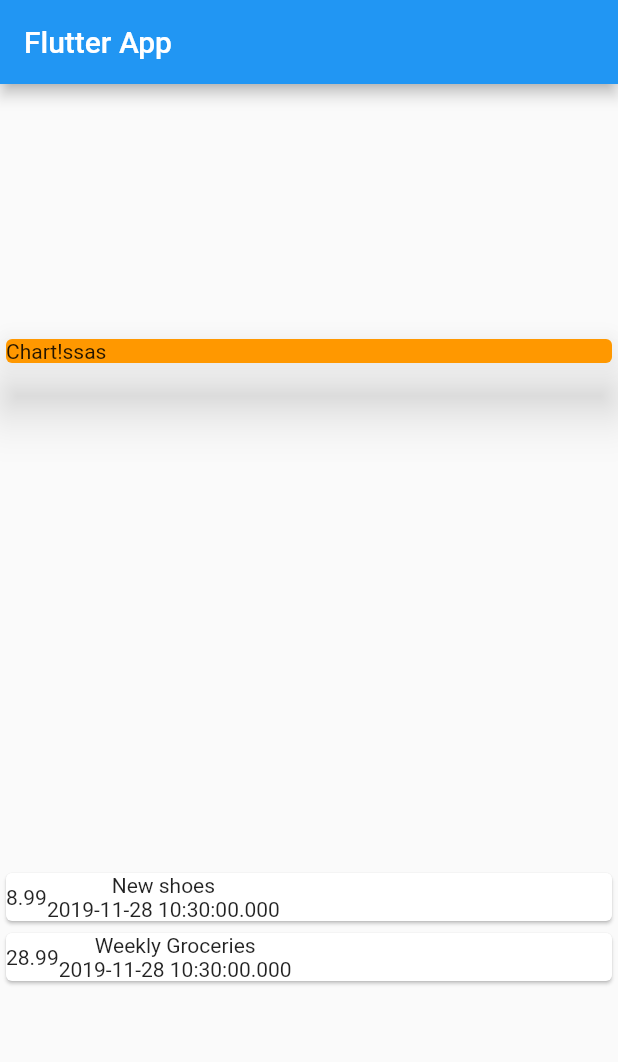
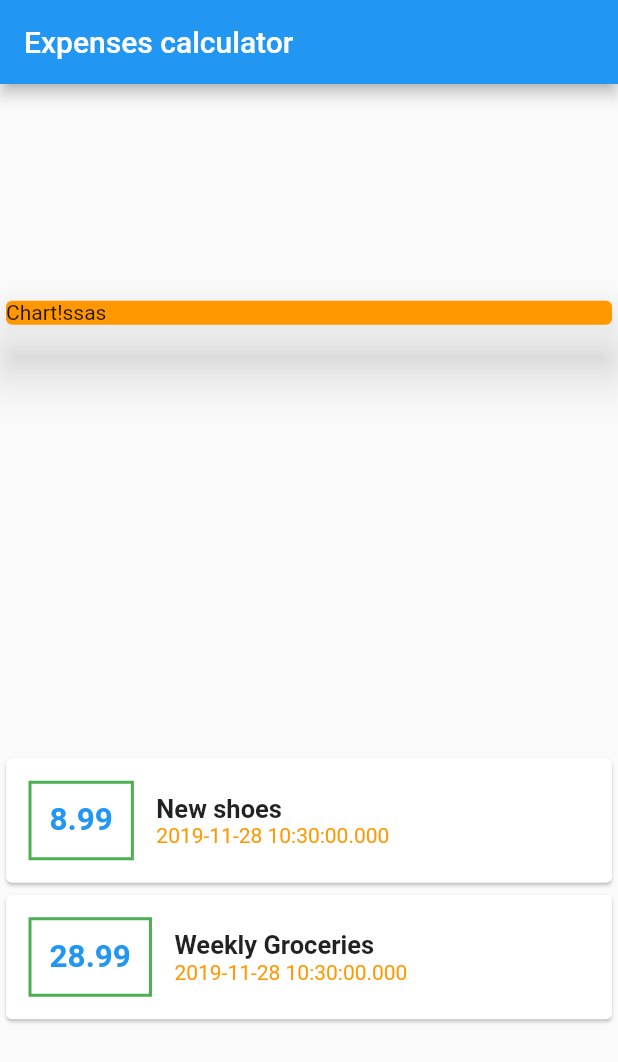
Before and after one commit to Gavrik93/expenses_calc, a Flutter app: the screen it shows after launch, on a phone screen of 412 x 824 dp. Shown: the top 1062 px of the screen. Run offline on Flutter 3.47's test engine with Material 2 defaults, Android fonts, the phone set to English and light mode, and no system bars.

Commit message:
Syiling some part of app

```diff
--- a/lib/main.dart
+++ b/lib/main.dart
@@ -28,7 +28,7 @@ class MyHomePage extends StatelessWidget {
     ),
   ];
 
-  final String titleText = 'Flutter App';
+  final String titleText = 'Expenses calculator';
   @override
   Widget build(BuildContext context) {
     return Scaffold(
@@ -58,13 +58,34 @@ class MyHomePage extends StatelessWidget {
                 child: Row(
                   children: <Widget>[
                     Container(
-                      child: Text(tx.amount.toString()),
+                      margin:
+                          EdgeInsets.symmetric(vertical: 15, horizontal: 15),
+                      padding: EdgeInsets.all(12),
+                      decoration: BoxDecoration(
+                          border: Border.all(
+                        color: Colors.green,
+                        width: 2,
+                      )),
+                      child: Text(
+                        tx.amount.toString(),
+                        style: TextStyle(
+                            fontWeight: FontWeight.bold,
+                            fontSize: 21,
+                            color: Colors.blue),
+                      ),
                     ),
-                    Column(children: <Widget>[
-                      Text(tx.title),
-                      Text(tx.date.toString()),
-
-                    ],),
+                    Column(
+                      crossAxisAlignment: CrossAxisAlignment.start,
+                      children: <Widget>[
+                        Text(
+                          tx.title,
+                          style: TextStyle(
+                              fontSize: 17, fontWeight: FontWeight.bold),
+                        ),
+                        Text(tx.date.toString(),
+                        style: TextStyle(color: Colors.orange),),
+                      ],
+                    ),
                   ],
                 ),
               );
```
